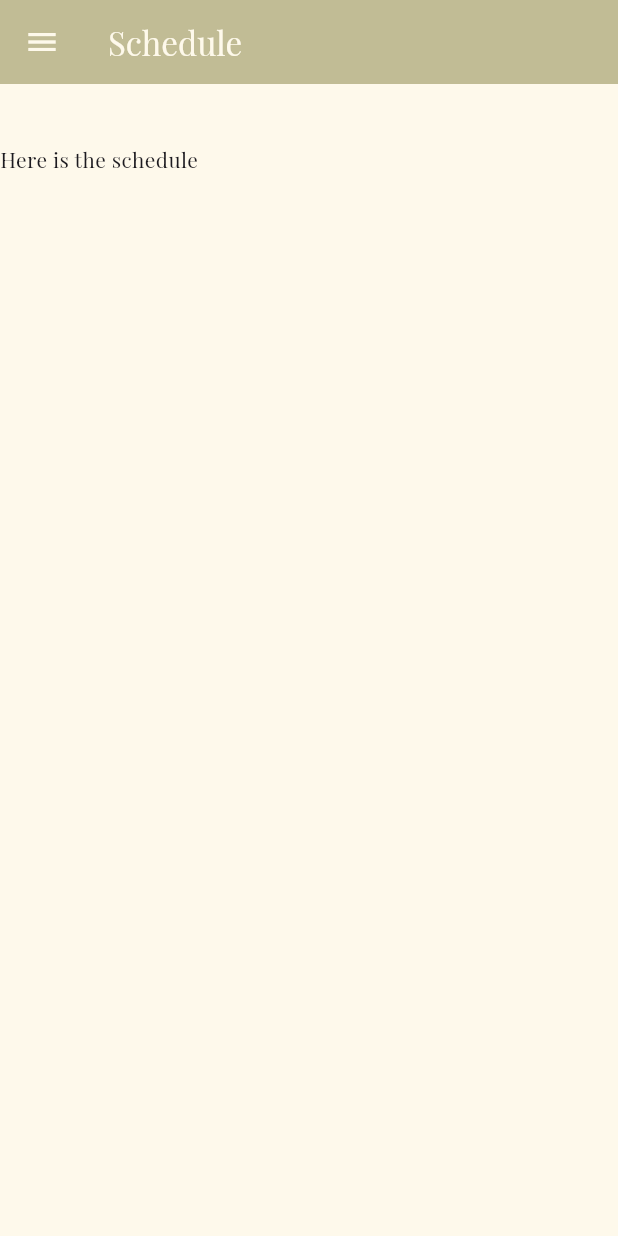
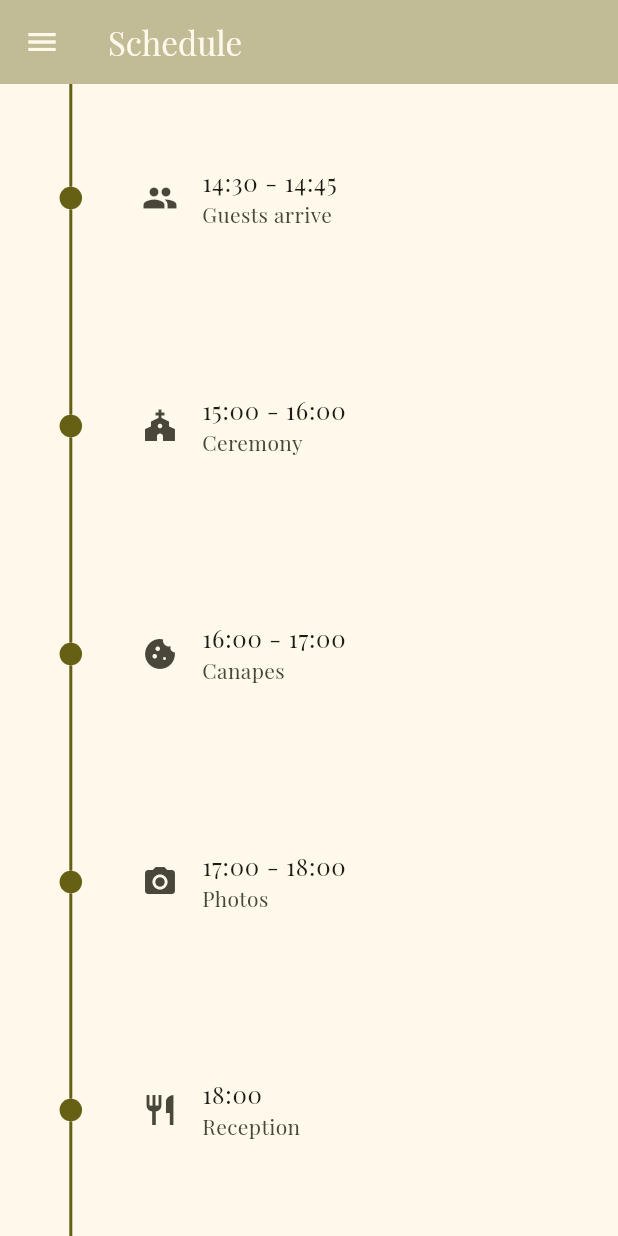
Before and after one commit to JadyMcIntyre/jaylin_wedding, a Flutter app: the SchedulePage screen opened directly, on a phone screen of 412 x 824 dp. Run offline on Flutter 3.47's test engine with Material 3 defaults, Android fonts, the phone set to English and light mode, and no system bars; our stand-ins replace firebase_core, flutter_bloc, go_router, google_fonts, injectable, timelines_plus; accounts and stored records are empty; statements that could not run were skipped.

Commit message:
timeline

```diff
--- a/lib/core/drawer.dart
+++ b/lib/core/drawer.dart
@@ -17,7 +17,7 @@ class CustomDrawer extends StatelessWidget {
             Text('Oxbow Country Estate', style: Theme.of(context).textTheme.bodySmall),
             Padding(padding: const EdgeInsets.symmetric(vertical: 8, horizontal: 10), child: Divider()),
             TextButton(
-              onPressed: () => context.go('/home'),
+              onPressed: () => context.go('/'),
               child: Text('Home', style: Theme.of(context).textTheme.headlineSmall),
             ),
             TextButton(
--- a/lib/core/router/app_router.dart
+++ b/lib/core/router/app_router.dart
@@ -2,13 +2,15 @@ import 'package:go_router/go_router.dart';
 import 'package:jaylin_wedding/features/faqs/faq_page.dart';
 import 'package:jaylin_wedding/features/home/presentation/pages/home_page.dart';
 import 'package:jaylin_wedding/features/wedding_party/wedding_party.dart';
+import 'package:jaylin_wedding/features/schedule/schedule_page.dart';
 
 final GoRouter appRouter = GoRouter(
-  initialLocation: '/home',
+  initialLocation: '/',
   routes: [
-    GoRoute(path: '/home', name: 'home', builder: (context, state) => HomePage()),
+    GoRoute(path: '/', name: 'home', builder: (context, state) => HomePage()),
     GoRoute(path: '/wedding_party', name: 'wedding_party', builder: (context, state) => WeddingPartyPage()),
     GoRoute(path: '/faqs', name: 'faqs', builder: (context, state) => FAQPage()),
+    GoRoute(path: '/schedule', name: 'schedule', builder: (context, state) => SchedulePage()),
     // GoRoute(
     //   path: '/details/:id',
     //   name: 'details',
--- a/lib/features/schedule/schedule_page.dart
+++ b/lib/features/schedule/schedule_page.dart
@@ -1,5 +1,7 @@
 import 'package:flutter/material.dart';
 import 'package:jaylin_wedding/core/drawer.dart';
+import 'package:jaylin_wedding/features/schedule/widgets/timeline.dart';
+import 'package:timelines_plus/timelines_plus.dart';
 
 class SchedulePage extends StatelessWidget {
   const SchedulePage({super.key});
@@ -13,16 +15,7 @@ class SchedulePage extends StatelessWidget {
         foregroundColor: Theme.of(context).colorScheme.surface,
       ),
       drawer: CustomDrawer(),
-      body: SingleChildScrollView(
-        child: Column(
-          crossAxisAlignment: CrossAxisAlignment.center,
-          mainAxisAlignment: MainAxisAlignment.center,
-          children: [
-            const SizedBox(height: 40),
-            Text('Here is the schedule'),
-          ],
-        ),
-      ),
+      body: TimelineWidget(),
     );
   }
 }
--- /dev/null
+++ b/lib/features/schedule/widgets/timeline.dart
@@ -0,0 +1,26 @@
+import 'package:flutter/material.dart';
+import 'package:jaylin_wedding/features/schedule/widgets/timeline_catalogue.dart';
+import 'package:timelines_plus/timelines_plus.dart';
+
+class TimelineWidget extends StatelessWidget {
+  const TimelineWidget({super.key});
+
+  @override
+  Widget build(BuildContext context) {
+    return Timeline.tileBuilder(
+      theme: TimelineThemeData(
+        color: Theme.of(context).colorScheme.primary,
+        nodePosition: 0.1,
+        // indicatorTheme: const IndicatorThemeData(size: 16),
+      ),
+      builder: TimelineTileBuilder.fromStyle(
+        contentsAlign: ContentsAlign.basic,
+        // indicatorStyle: const IndicatorStyle.solidLine(),
+        // connectorStyle: const ConnectorStyle.solidLine(),
+        itemCount: ourWeddingSchedule.length,
+        contentsBuilder: (context, index) =>
+            Padding(padding: const EdgeInsets.symmetric(vertical: 16), child: ourWeddingSchedule[index]),
+      ),
+    );
+  }
+}
--- /dev/null
+++ b/lib/features/schedule/widgets/timeline_catalogue.dart
@@ -0,0 +1,12 @@
+import 'package:flutter/material.dart';
+import 'package:jaylin_wedding/features/schedule/widgets/timeline_item.dart';
+
+final ourWeddingSchedule = <TimelineItem>[
+  TimelineItem(title: '14:30 - 14:45', subTitle: 'Guests arrive', iconData: Icons.people,),
+  TimelineItem(title: '15:00 - 16:00', subTitle: 'Ceremony', iconData: Icons.church,),
+  TimelineItem(title: '16:00 - 17:00', subTitle: 'Canapes', iconData: Icons.cookie,),
+  TimelineItem(title: '17:00 - 18:00', subTitle: 'Photos', iconData: Icons.camera_alt,),
+  TimelineItem(title: '18:00', subTitle: 'Reception', iconData: Icons.restaurant,),
+  TimelineItem(title: '20:00', subTitle: 'Party Time', iconData: Icons.celebration,),
+  TimelineItem(title: '00:00', subTitle: 'Pizza/Boma Time', iconData: Icons.local_pizza,),
+];
--- /dev/null
+++ b/lib/features/schedule/widgets/timeline_item.dart
@@ -0,0 +1,17 @@
+import 'package:flutter/material.dart';
+
+class TimelineItem extends StatelessWidget {
+  final String title;
+  final String subTitle;
+  final IconData iconData;
+
+  const TimelineItem({super.key, required this.title, required this.subTitle, required this.iconData});
+
+  @override
+  Widget build(BuildContext context) {
+    return Padding(
+      padding: const EdgeInsets.all(24.0),
+      child: ListTile(leading: Icon(iconData), title: Text(title), subtitle: Text(subTitle)),
+    );
+  }
+}
--- a/pubspec.yaml
+++ b/pubspec.yaml
@@ -25,6 +25,7 @@ dependencies:
   injectable: ^2.5.0
   shared_preferences: ^2.5.3
   cloud_firestore: ^5.6.11
+  timelines_plus: ^1.0.7
 
 dev_dependencies:
   flutter_test:
```
